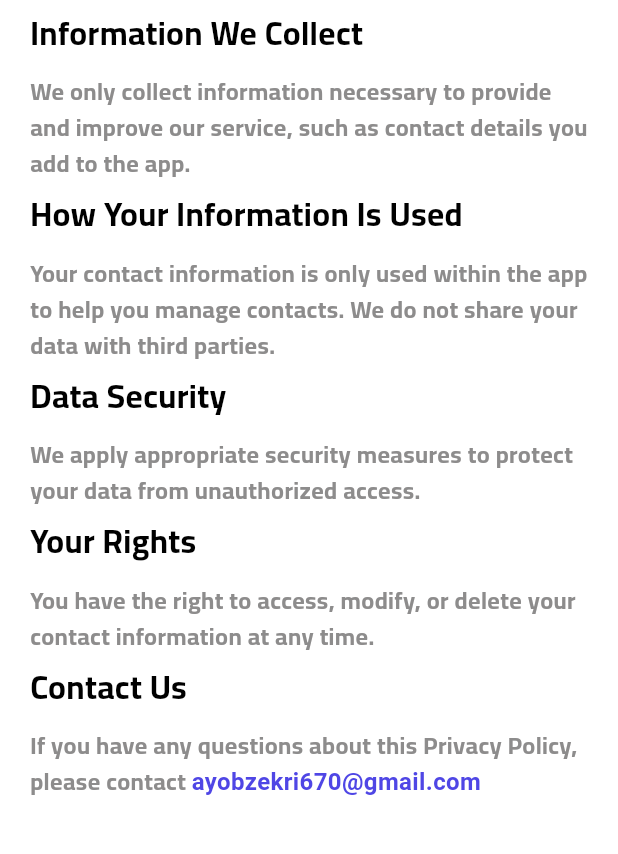
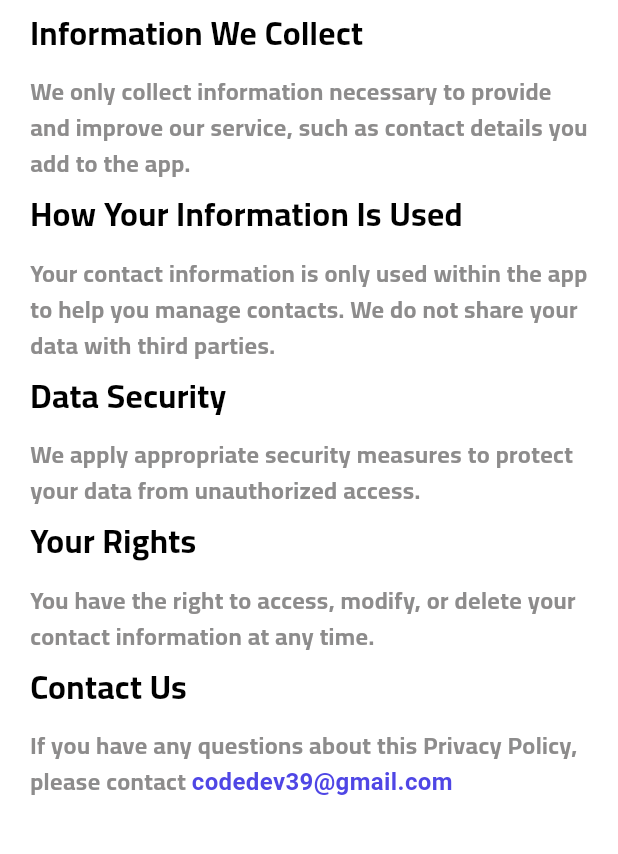
Before and after one commit to AyoubZekri/Silaatyapp, a Flutter app: the Privacypolicy screen opened by its route, on a phone screen of 412 x 824 dp, the part 368-1222 px from its top. Run offline on Flutter 3.47's test engine with Material 3 defaults, Android fonts, the phone set to English and light mode, and no system bars; our stand-ins replace dartz, dropdown_button2, file_picker, firebase_core, firebase_messaging, flutter_local_notifications and 7 more; missing offline and left inert: flutter_ringtone_player; accounts and stored records are empty.

Commit message:
secand commit

```diff
--- a/lib/view/screen/Setteng/Privacypolicy.dart
+++ b/lib/view/screen/Setteng/Privacypolicy.dart
@@ -53,7 +53,7 @@ class _PrivacypolicyState extends State<Privacypolicy> {
             Custemtitleorbody(
               title: "24".tr,
               Body:"25".tr,
-              email: "ayobzekri670@gmail.com",
+              email: "codedev39@gmail.com",
             ),
           ],
         ),
```
Also changed, not shown: 3 other files.
